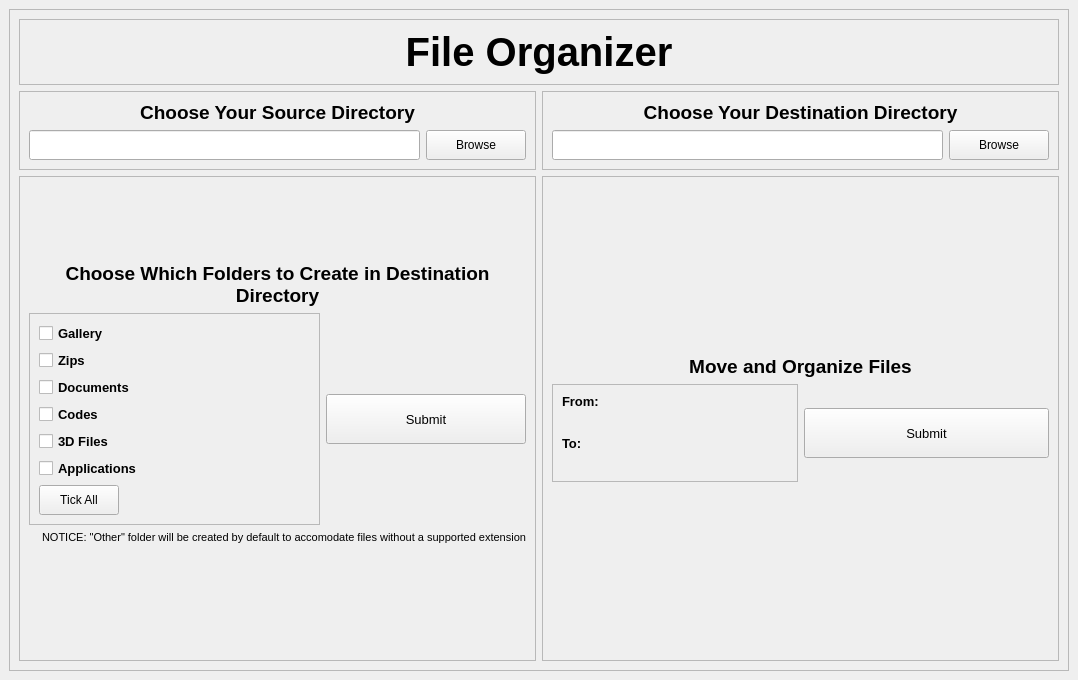
Above: ui/interface.ui from oleksharh/FileOrganizerApplication before the change. Below: the same form after it.
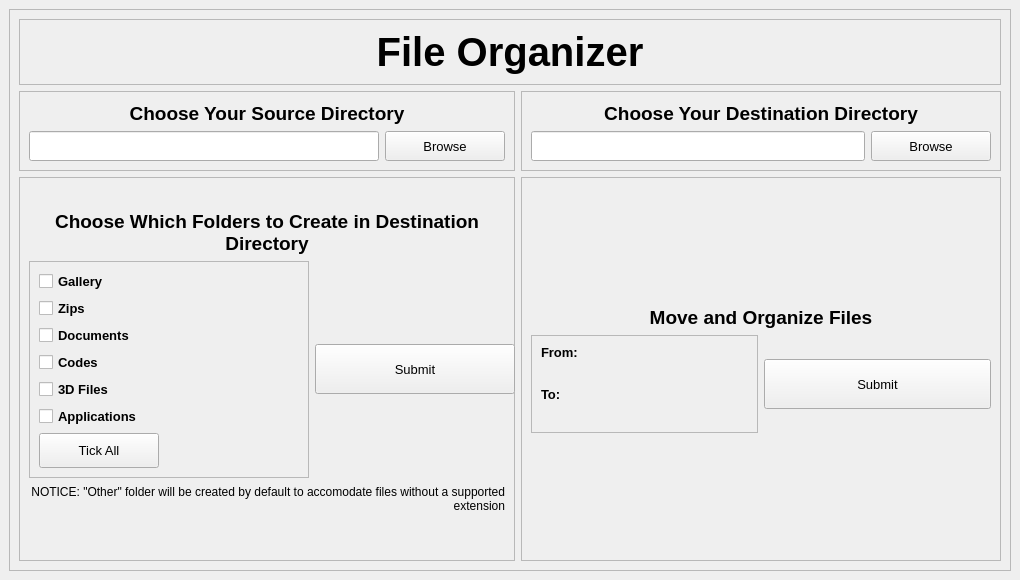
That is the form after the change.

Patch:
```diff
--- a/ui/interface.ui
+++ b/ui/interface.ui
@@ -6,20 +6,20 @@
    <rect>
     <x>0</x>
     <y>0</y>
-    <width>1078</width>
-    <height>680</height>
+    <width>1020</width>
+    <height>580</height>
    </rect>
   </property>
   <property name="minimumSize">
    <size>
-    <width>850</width>
-    <height>500</height>
+    <width>1020</width>
+    <height>580</height>
    </size>
   </property>
   <property name="maximumSize">
    <size>
-    <width>1200</width>
-    <height>750</height>
+    <width>1000000</width>
+    <height>1000000</height>
    </size>
   </property>
   <property name="windowTitle">
@@ -34,8 +34,8 @@
    </property>
    <property name="maximumSize">
     <size>
-     <width>1200</width>
-     <height>750</height>
+     <width>10000</width>
+     <height>10000</height>
     </size>
    </property>
    <layout class="QVBoxLayout" name="verticalLayout">
@@ -43,14 +43,14 @@
      <widget class="QFrame" name="frame">
       <property name="minimumSize">
        <size>
-        <width>800</width>
-        <height>450</height>
+        <width>0</width>
+        <height>0</height>
        </size>
       </property>
       <property name="maximumSize">
        <size>
-        <width>1200</width>
-        <height>750</height>
+        <width>10000</width>
+        <height>10000</height>
        </size>
       </property>
       <property name="frameShape">
@@ -68,6 +68,12 @@
            <verstretch>0</verstretch>
           </sizepolicy>
          </property>
+         <property name="minimumSize">
+          <size>
+           <width>480</width>
+           <height>330</height>
+          </size>
+         </property>
          <property name="frameShape">
           <enum>QFrame::StyledPanel</enum>
          </property>
@@ -116,9 +122,15 @@
           </item>
           <item row="5" column="0" colspan="3" alignment="Qt::AlignTop">
            <widget class="QLabel" name="other_notice_label">
+            <property name="minimumSize">
+             <size>
+              <width>458</width>
+              <height>30</height>
+             </size>
+            </property>
             <property name="font">
              <font>
-              <pointsize>8</pointsize>
+              <pointsize>9</pointsize>
              </font>
             </property>
             <property name="text">
@@ -142,8 +154,8 @@
             </property>
             <property name="minimumSize">
              <size>
-              <width>200</width>
-              <height>150</height>
+              <width>280</width>
+              <height>200</height>
              </size>
             </property>
             <property name="frameShape">
@@ -292,10 +304,15 @@
               <widget class="QPushButton" name="tick_all_button">
                <property name="minimumSize">
                 <size>
-                 <width>75</width>
-                 <height>30</height>
+                 <width>120</width>
+                 <height>35</height>
                 </size>
                </property>
+               <property name="font">
+                <font>
+                 <pointsize>10</pointsize>
+                </font>
+               </property>
                <property name="text">
                 <string>Tick All</string>
                </property>
@@ -311,7 +328,7 @@
         <widget class="QFrame" name="frame_6">
          <property name="minimumSize">
           <size>
-           <width>0</width>
+           <width>980</width>
            <height>50</height>
           </size>
          </property>
@@ -353,6 +370,12 @@
            <verstretch>0</verstretch>
           </sizepolicy>
          </property>
+         <property name="minimumSize">
+          <size>
+           <width>480</width>
+           <height>330</height>
+          </size>
+         </property>
          <property name="frameShape">
           <enum>QFrame::StyledPanel</enum>
          </property>
@@ -498,6 +521,12 @@
        </item>
        <item row="1" column="1" alignment="Qt::AlignVCenter">
         <widget class="QFrame" name="frame_3">
+         <property name="minimumSize">
+          <size>
+           <width>480</width>
+           <height>80</height>
+          </size>
+         </property>
          <property name="frameShape">
           <enum>QFrame::StyledPanel</enum>
          </property>
@@ -509,10 +538,15 @@
            <widget class="QPushButton" name="browse_and_submit_button_2">
             <property name="minimumSize">
              <size>
-              <width>100</width>
+              <width>120</width>
               <height>30</height>
              </size>
             </property>
+            <property name="font">
+             <font>
+              <pointsize>10</pointsize>
+             </font>
+            </property>
             <property name="text">
              <string>Browse</string>
             </property>
@@ -565,6 +599,12 @@
        </item>
        <item row="1" column="0">
         <widget class="QFrame" name="frame_2">
+         <property name="minimumSize">
+          <size>
+           <width>480</width>
+           <height>80</height>
+          </size>
+         </property>
          <property name="frameShape">
           <enum>QFrame::StyledPanel</enum>
          </property>
@@ -592,10 +632,15 @@
            <widget class="QPushButton" name="browse_and_submit_button_1">
             <property name="minimumSize">
              <size>
-              <width>100</width>
+              <width>120</width>
               <height>30</height>
              </size>
             </property>
+            <property name="font">
+             <font>
+              <pointsize>10</pointsize>
+             </font>
+            </property>
             <property name="text">
              <string>Browse</string>
             </property>
```
